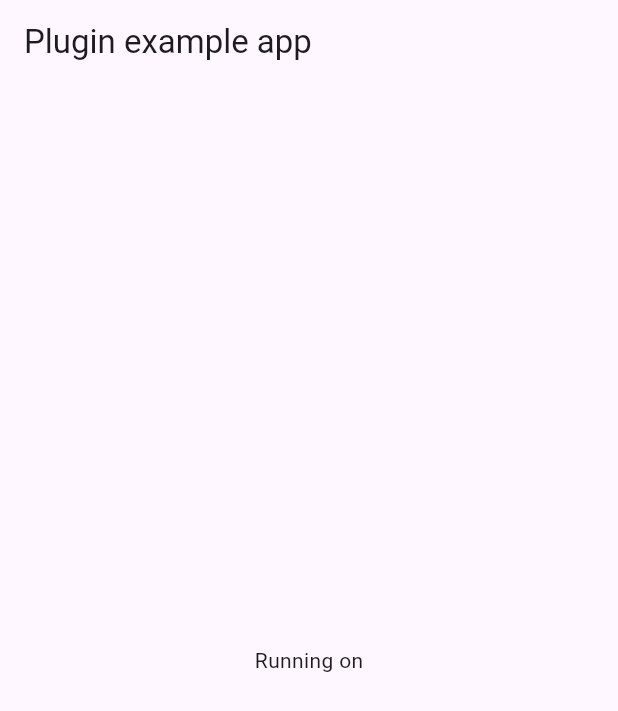
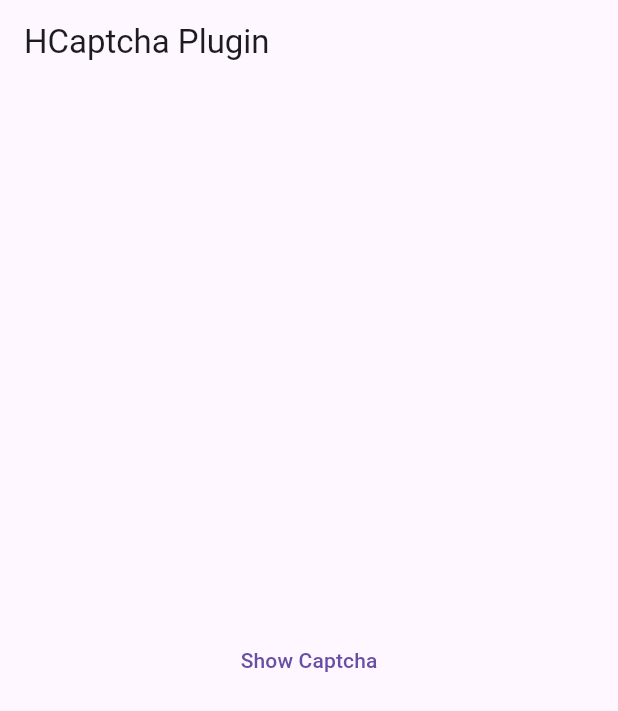
Before and after one commit to FlutterFleet/hcaptcha_flutter, a Flutter app: the screen it shows after launch, on a phone screen of 412 x 824 dp. Shown: the top 711 px of the screen. Run offline on Flutter 3.47's test engine with Material 3 defaults, Android fonts, the light colour scheme and no system bars; our stand-ins replace plugin_platform_interface.

Commit message:
fix: update example

```diff
--- a/example/lib/main.dart
+++ b/example/lib/main.dart
@@ -1,9 +1,8 @@
-import 'dart:developer';
+import 'dart:async';
 
 import 'package:flutter/material.dart';
-import 'dart:async';
+import 'package:flutter/services.dart';
 
-import 'package:flutter/services.dart';
 import 'package:hcaptcha_flutter/hcaptcha_flutter.dart';
 
 void main() {
@@ -20,29 +19,25 @@
 class _MyAppState extends State<MyApp> {
 
   @override
-  void initState() {
-    super.initState();
-    initPlatformState();
-  }
-
-  // Platform messages are asynchronous, so we initialize in an async method.
-  Future<void> initPlatformState() async {
-    try {
-      await HCaptchaFlutter.show({});
-    } on PlatformException catch (e) {
-      log(e.toString());
-    }
-  }
-
-  @override
   Widget build(BuildContext context) {
     return MaterialApp(
       home: Scaffold(
         appBar: AppBar(
-          title: const Text('Plugin example app'),
+          title: const Text('HCaptcha Plugin'),
         ),
-        body: const Center(
-          child: Text('Running on'),
+        body: Center(
+          child: TextButton(
+            onPressed: () async {
+              HCaptchaFlutter.setMethodCallHandler((MethodCall call) async {
+
+              });
+              await HCaptchaFlutter.show({
+                'siteKey': 'a5f74b19-9e45-40e0-b45d-47ff91b7a6c2',
+                'language': 'en',
+              });
+            },
+            child: const Text('Show Captcha'),
+          ),
         ),
       ),
     );
```
Also changed, not shown: 3 other files.
